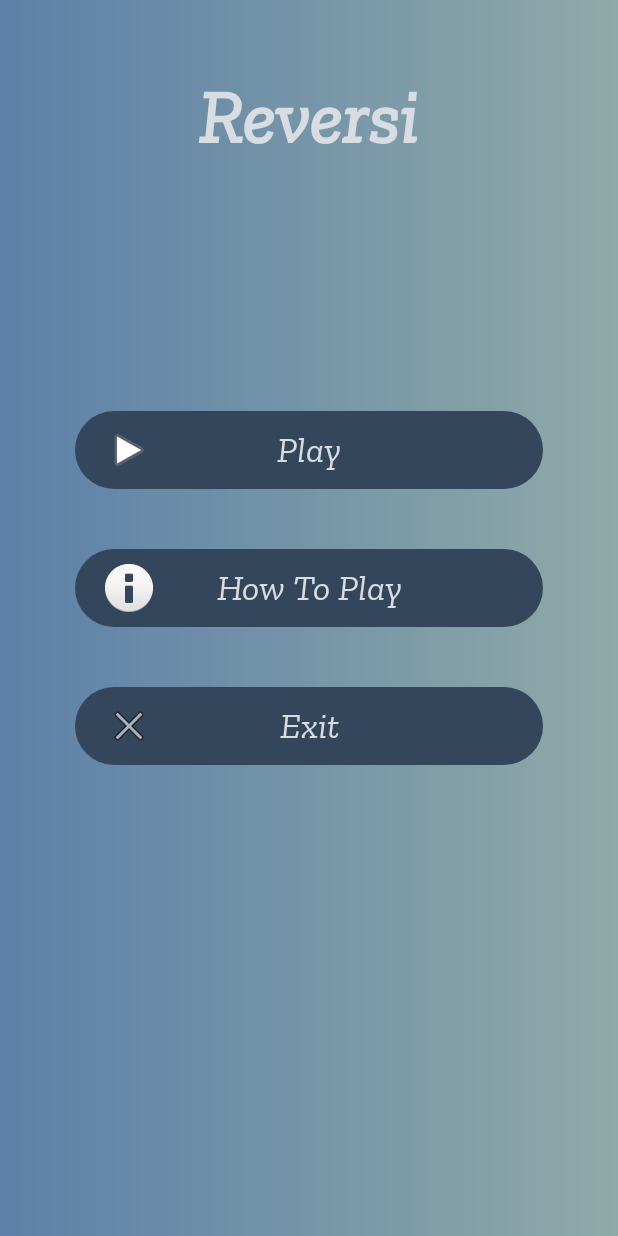
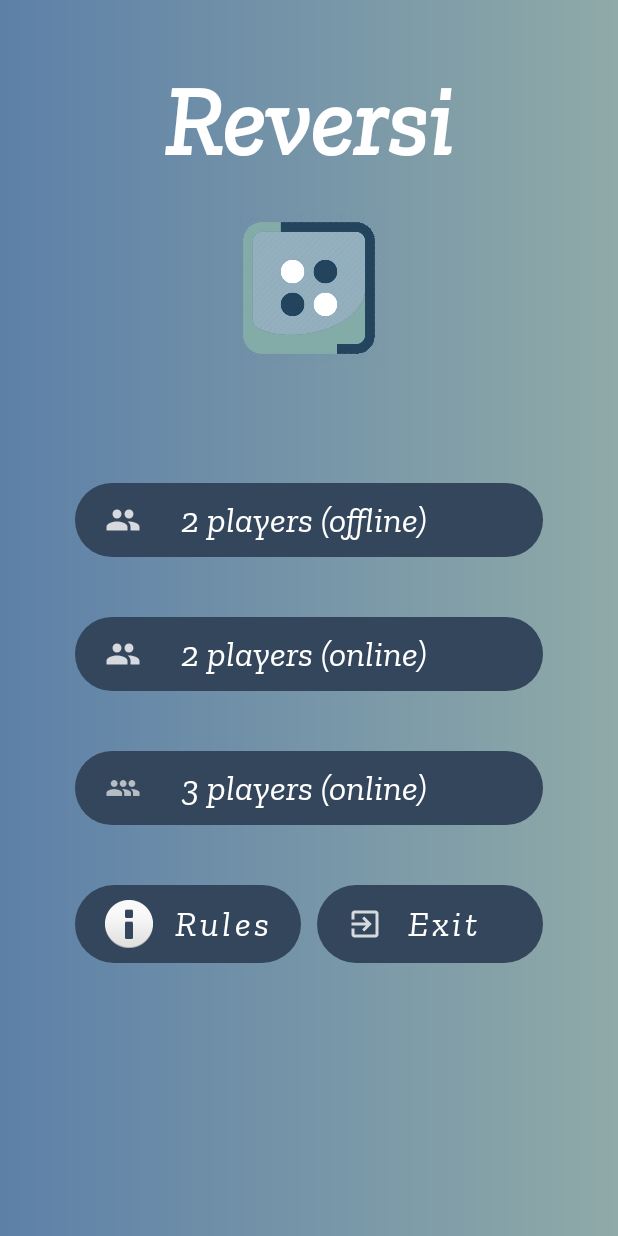
Before and after one commit to Diogo-Almeida3/Reversi, an Android app: the screen it shows after launch (MenuActivity), on a phone screen of 412 x 824 dp. Run offline under Robolectric (Android 15) with nearby library versions, the phone set to English and light mode, and no system bars.

Commit message:
Interface Menu 1.0

```diff
--- /dev/null
+++ b/app/src/main/res/drawable-anydpi/ic_exit.xml
@@ -0,0 +1,11 @@
+<vector xmlns:android="http://schemas.android.com/apk/res/android"
+    android:width="24dp"
+    android:height="24dp"
+    android:viewportWidth="24"
+    android:viewportHeight="24"
+    android:tint="#FFFFFF"
+    android:alpha="0.8">
+  <path
+      android:fillColor="@android:color/white"
+      android:pathData="M10.09,15.59L11.5,17l5,-5 -5,-5 -1.41,1.41L12.67,11H3v2h9.67l-2.58,2.59zM19,3H5c-1.11,0 -2,0.9 -2,2v4h2V5h14v14H5v-4H3v4c0,1.1 0.89,2 2,2h14c1.1,0 2,-0.9 2,-2V5c0,-1.1 -0.9,-2 -2,-2z"/>
+</vector>
--- /dev/null
+++ b/app/src/main/res/drawable-anydpi/ic_group.xml
@@ -0,0 +1,11 @@
+<vector xmlns:android="http://schemas.android.com/apk/res/android"
+    android:width="24dp"
+    android:height="24dp"
+    android:viewportWidth="24"
+    android:viewportHeight="24"
+    android:tint="#FFFFFF"
+    android:alpha="0.8">
+  <path
+      android:fillColor="@android:color/white"
+      android:pathData="M16,11c1.66,0 2.99,-1.34 2.99,-3S17.66,5 16,5c-1.66,0 -3,1.34 -3,3s1.34,3 3,3zM8,11c1.66,0 2.99,-1.34 2.99,-3S9.66,5 8,5C6.34,5 5,6.34 5,8s1.34,3 3,3zM8,13c-2.33,0 -7,1.17 -7,3.5L1,19h14v-2.5c0,-2.33 -4.67,-3.5 -7,-3.5zM16,13c-0.29,0 -0.62,0.02 -0.97,0.05 1.16,0.84 1.97,1.97 1.97,3.45L17,19h6v-2.5c0,-2.33 -4.67,-3.5 -7,-3.5z"/>
+</vector>
--- a/app/src/main/res/layout/activity_menu.xml
+++ b/app/src/main/res/layout/activity_menu.xml
@@ -6,47 +6,100 @@
     tools:context=".activities.MenuActivity"
     android:background="@drawable/custom_background">
 
+
+    <LinearLayout
+        android:layout_width="wrap_content"
+        android:layout_height="wrap_content"
+        android:orientation="vertical"
+        android:layout_gravity="center_horizontal"
+        android:layout_marginTop="20dp">
+
     <TextView
-
         android:layout_gravity="center_horizontal"
         android:layout_margin="16dp"
-        android:padding="32dp"
+        android:padding="5dp"
         android:textStyle="bold"
-        android:textSize="50sp"
-        android:textColor="@color/ar_puro"
+        android:textSize="65sp"
+        android:textColor="@color/branco"
         android:layout_width="wrap_content"
         android:layout_height="wrap_content"
         android:text="@string/reversi"
-        />
+        android:textAlignment="center"/>
+
+        <ImageView
+            android:layout_width="wrap_content"
+            android:layout_height="100dp"
+            android:src="@drawable/logo_reversi" />
+
+    </LinearLayout>
 
     <LinearLayout
         android:layout_width="match_parent"
         android:layout_height="wrap_content"
         android:layout_gravity="center_vertical"
         android:orientation="vertical"
-        android:paddingVertical="20dp">
+        android:paddingVertical="20dp"
+        android:layout_marginTop="90dp">
 
         <Button
-            android:id="@+id/btnPlay"
+            android:id="@+id/btnModo1"
             style="@style/ButtonMenu"
-            android:text="@string/play"
+            android:text="@string/twoPlayersOff"
             android:paddingLeft="20dp"
-            android:drawableLeft="@android:drawable/ic_media_play"/>
+            android:drawableLeft="@drawable/ic_group"/>
 
         <Button
+            android:id="@+id/btnModo2"
+            style="@style/ButtonMenu"
+            android:text="@string/twoPlayersOn"
+            android:paddingLeft="20dp"
+            android:drawableLeft="@drawable/ic_group"/>
+
+        <Button
+            android:id="@+id/btnModo3"
+            style="@style/ButtonMenu"
+            android:text="@string/threePlayersOn"
+            android:paddingLeft="20dp"
+            android:drawableLeft="@drawable/ic_group3"/>
+
+        <LinearLayout
+            android:layout_width="match_parent"
+            android:layout_height="match_parent"
+            android:orientation="horizontal"
+            android:layout_marginLeft="50dp"
+            android:layout_marginRight="50dp"
+            android:layout_marginBottom="40dp"
+            android:layout_gravity="center_horizontal">
+
+
+        <Button
+            android:layout_weight="1"
+            android:layout_width="0dp"
+            android:layout_height="match_parent"
             android:id="@+id/btnRegras"
-            style="@style/ButtonMenu"
             android:text="@string/rules"
             android:paddingLeft="20dp"
-            android:drawableLeft="@android:drawable/ic_dialog_info"/>
+            android:textSize="24sp"
+            android:background="@drawable/rounded_corners"
+            android:drawableLeft="@android:drawable/ic_dialog_info"
+            android:layout_marginRight="5dp"
+            android:textColor="@color/branco"/>
 
         <Button
+            android:layout_weight="1"
+            android:layout_width="0dp"
+            android:layout_height="match_parent"
             android:id="@+id/btnExit"
-            style="@style/ButtonMenu"
             android:text="@string/exit"
             android:paddingLeft="20dp"
-            android:drawableLeft="@android:drawable/ic_menu_close_clear_cancel"/>
+            android:paddingRight="35dp"
+            android:textSize="24sp"
+            android:background="@drawable/rounded_corners"
+            android:drawableLeft="@drawable/ic_exit"
+            android:layout_marginLeft="5dp"
+            android:textColor="@color/branco"/>
 
+        </LinearLayout>
     </LinearLayout>
 
 </FrameLayout>
--- a/app/src/main/res/values/colors.xml
+++ b/app/src/main/res/values/colors.xml
@@ -1,16 +1,11 @@
 <?xml version="1.0" encoding="utf-8"?>
 <resources>
-    <!--<color name="cor_fundo_menu">@color/cor_fundo_menu</color>-->
-    <!--    <color name="dark_slate_gray">#17252A</color>-->
-    <!--    <color name="dark_cyan">#2B7A78</color>-->
-    <!--    <color name="cyan">#3AAFA9</color>-->
-    <!--    <color name="light_gray">#DEF2F1</color>-->
-    <!--    <color name="white">#FEFFFF</color>-->
         <color name="ar_puro">#d7dde1</color>
         <color name="mantra">#8faaa8</color>
         <color name="contemplacao">#BBD0D1</color>
         <color name="creme_canela">#e6cec4</color>
         <color name="chao_batido">#cfb3a9</color>
         <color name="azul_marinho">#33465c</color>
+        <color name="branco">#ffffff</color>
 
 </resources>
--- a/app/src/main/res/values/strings.xml
+++ b/app/src/main/res/values/strings.xml
@@ -2,6 +2,9 @@
     <string name="app_name">ReversiAmovTP</string>
     <string name="reversi">Reversi</string>
     <string name="play">Play</string>
-    <string name="rules">How To Play</string>
+    <string name="rules">Rules</string>
     <string name="exit">Exit</string>
+    <string name="twoPlayersOff">2 players (offline)</string>
+    <string name="twoPlayersOn">2 players (online)</string>
+    <string name="threePlayersOn">3 players (online)</string>
 </resources>
--- a/app/src/main/res/values/themes.xml
+++ b/app/src/main/res/values/themes.xml
@@ -23,6 +23,7 @@
 
         <item name="android:layout_width">match_parent</item>
         <item name="android:layout_height">wrap_content</item>
+        <item name="android:textColor">@color/branco</item>
         <item name="android:paddingRight">60dp</item>-->
         <item name="android:textSize">24dp</item>
         <item name="android:layout_marginLeft">50dp</item>
```
Also changed, not shown: app/src/main/res/drawable-hdpi/ic_exit.png (added), app/src/main/res/drawable-hdpi/ic_group.png (added), app/src/main/res/drawable-hdpi/ic_group3.png (added), app/src/main/res/drawable-mdpi/ic_exit.png (added), app/src/main/res/drawable-mdpi/ic_group.png (added), app/src/main/res/drawable-mdpi/ic_group3.png (added), app/src/main/res/drawable-xhdpi/ic_exit.png (added), app/src/main/res/drawable-xhdpi/ic_group.png (added), app/src/main/res/drawable-xhdpi/ic_group3.png (added), app/src/main/res/drawable-xxhdpi/ic_exit.png (added), app/src/main/res/drawable-xxhdpi/ic_group.png (added), app/src/main/res/drawable-xxhdpi/ic_group3.png (added), app/src/main/res/drawable-xxxhdpi/ic_group3.png (added), app/src/main/res/drawable/logo_reversi.png (added).
